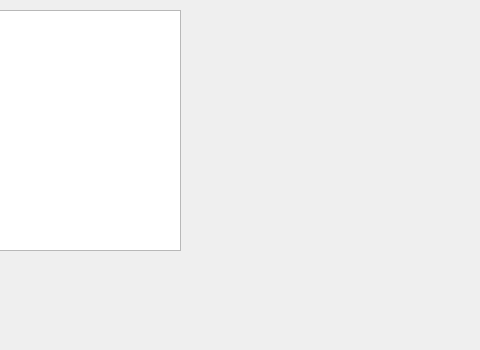
Qt form mainwindow.ui (frutabruta/QtLocationRelayVdvGnss) before a commit; both pictures show x 320 to 800 and y 0 to 350 of the 800 by 600 pixel window.
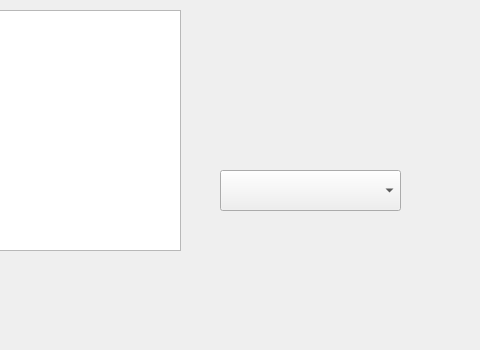
The same form after that commit.

Commit message: serial port demo

The edit to the form file:
```diff
--- a/mainwindow.ui
+++ b/mainwindow.ui
@@ -63,6 +63,16 @@
      </rect>
     </property>
    </widget>
+   <widget class="QComboBox" name="comboBox_port">
+    <property name="geometry">
+     <rect>
+      <x>540</x>
+      <y>170</y>
+      <width>181</width>
+      <height>41</height>
+     </rect>
+    </property>
+   </widget>
   </widget>
   <widget class="QMenuBar" name="menubar">
    <property name="geometry">
```
The commit also changes 6 other files.
